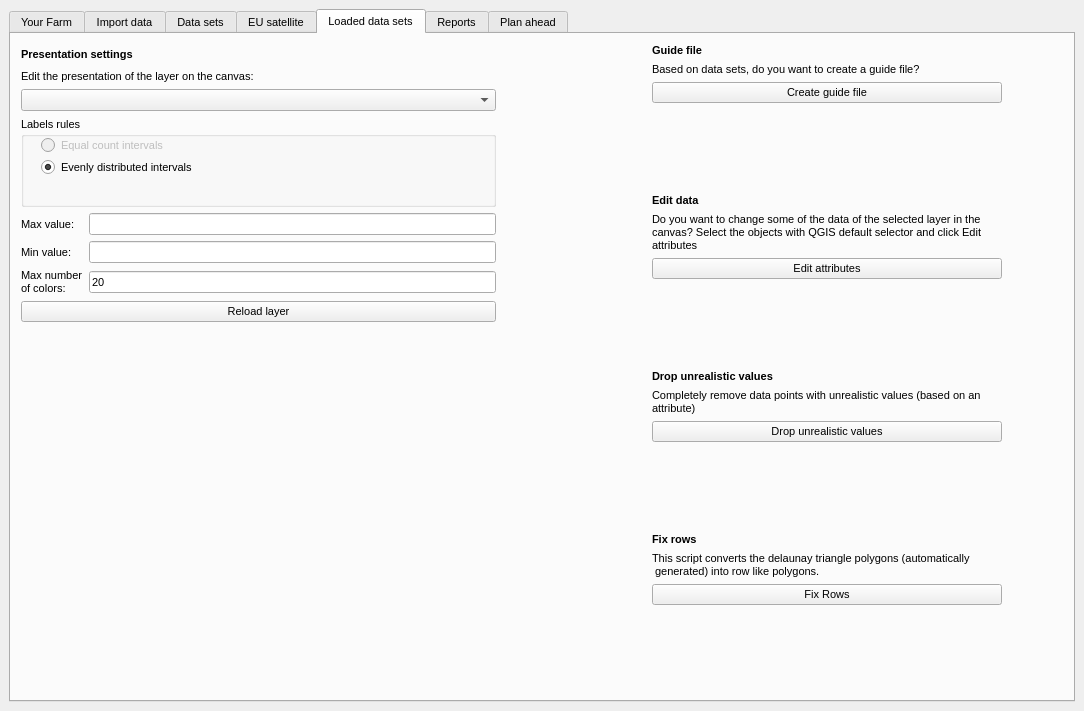
The window that GeoDataFarm_dockwidget_base.ui (axelande/geodatafarm3) describes before a commit, drawn with Qt 5.
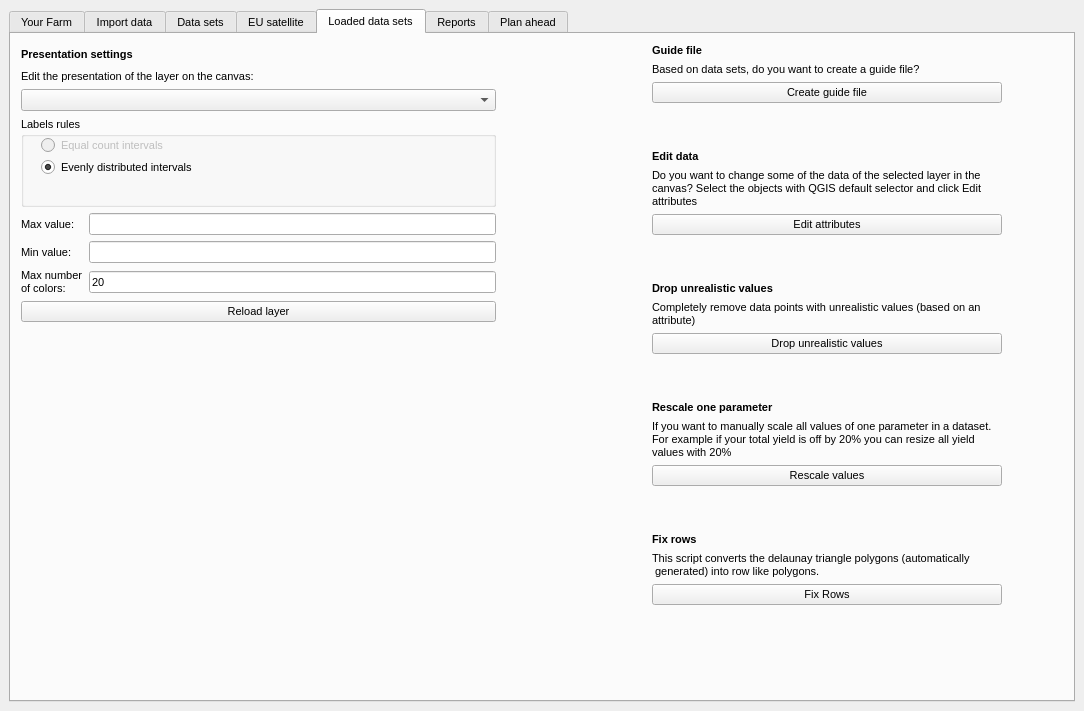
The same window after the commit. The open tabs and pages were chosen to show the change. Custom widgets are drawn as their Qt base class.

Commit message: Added the functionallity to rescale one parameter

```diff
--- a/GeoDataFarm_dockwidget_base.ui
+++ b/GeoDataFarm_dockwidget_base.ui
@@ -3211,6 +3211,74 @@
                </property>
               </spacer>
              </item>
+             <item>
+              <widget class="QLabel" name="label_49">
+               <property name="maximumSize">
+                <size>
+                 <width>16777215</width>
+                 <height>20</height>
+                </size>
+               </property>
+               <property name="font">
+                <font>
+                 <weight>75</weight>
+                 <bold>true</bold>
+                </font>
+               </property>
+               <property name="text">
+                <string>Rescale one parameter</string>
+               </property>
+              </widget>
+             </item>
+             <item>
+              <widget class="QLabel" name="label_53">
+               <property name="minimumSize">
+                <size>
+                 <width>350</width>
+                 <height>0</height>
+                </size>
+               </property>
+               <property name="maximumSize">
+                <size>
+                 <width>350</width>
+                 <height>16777215</height>
+                </size>
+               </property>
+               <property name="text">
+                <string>If you want to manually scale all values of one parameter in a dataset.
+For example if your total yield is off by 20% you can resize all yield values with 20%</string>
+               </property>
+               <property name="alignment">
+                <set>Qt::AlignLeading|Qt::AlignLeft|Qt::AlignTop</set>
+               </property>
+               <property name="wordWrap">
+                <bool>true</bool>
+               </property>
+              </widget>
+             </item>
+             <item>
+              <widget class="QPushButton" name="PBRescaleValues">
+               <property name="locale">
+                <locale language="English" country="UnitedKingdom"/>
+               </property>
+               <property name="text">
+                <string>Rescale values</string>
+               </property>
+              </widget>
+             </item>
+             <item>
+              <spacer name="verticalSpacer_10">
+               <property name="orientation">
+                <enum>Qt::Vertical</enum>
+               </property>
+               <property name="sizeHint" stdset="0">
+                <size>
+                 <width>20</width>
+                 <height>40</height>
+                </size>
+               </property>
+              </spacer>
+             </item>
              <item>
               <widget class="QLabel" name="label_40">
                <property name="font">
```
Left out of the diff: 1 changed line with no effect on the pictures. The commit also changes 7 other files.
